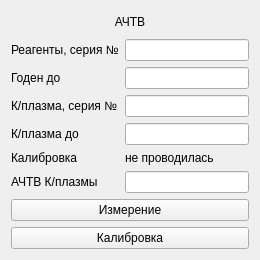
The window that choisedialog/ko2.ui (krang4d/Agrekola) describes before a commit, drawn with Qt 5.
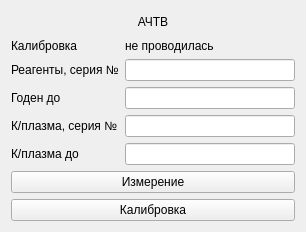
The same window after the commit.

```diff
--- a/choisedialog/ko2.ui
+++ b/choisedialog/ko2.ui
@@ -6,8 +6,8 @@
    <rect>
     <x>0</x>
     <y>0</y>
-    <width>260</width>
-    <height>260</height>
+    <width>306</width>
+    <height>232</height>
    </rect>
   </property>
   <property name="windowTitle">
@@ -22,12 +22,6 @@
        <verstretch>0</verstretch>
       </sizepolicy>
      </property>
-     <property name="maximumSize">
-      <size>
-       <width>16777215</width>
-       <height>50</height>
-      </size>
-     </property>
      <property name="text">
       <string>АЧТВ</string>
      </property>
@@ -41,6 +35,26 @@
    </item>
    <item>
     <layout class="QFormLayout" name="formLayout">
+     <item row="0" column="0">
+      <widget class="QLabel" name="label_6">
+       <property name="text">
+        <string>Калибровка</string>
+       </property>
+      </widget>
+     </item>
+     <item row="0" column="1">
+      <widget class="QLabel" name="label_calibrationData">
+       <property name="minimumSize">
+        <size>
+         <width>40</width>
+         <height>0</height>
+        </size>
+       </property>
+       <property name="text">
+        <string>не проводилась</string>
+       </property>
+      </widget>
+     </item>
      <item row="1" column="0">
       <widget class="QLabel" name="label_1">
        <property name="text">
@@ -93,39 +107,6 @@
      <item row="4" column="1">
       <widget class="QLineEdit" name="lineEdit_4"/>
      </item>
-     <item row="6" column="0">
-      <widget class="QLabel" name="label_6">
-       <property name="text">
-        <string>Калибровка</string>
-       </property>
-      </widget>
-     </item>
-     <item row="6" column="1">
-      <widget class="QLabel" name="label_calibrationData">
-       <property name="minimumSize">
-        <size>
-         <width>40</width>
-         <height>0</height>
-        </size>
-       </property>
-       <property name="text">
-        <string>не проводилась</string>
-       </property>
-      </widget>
-     </item>
-     <item row="7" column="0">
-      <widget class="QLabel" name="label_5">
-       <property name="text">
-        <string>АЧТВ К/плазмы</string>
-       </property>
-       <property name="buddy">
-        <cstring>lineEdit_5</cstring>
-       </property>
-      </widget>
-     </item>
-     <item row="7" column="1">
-      <widget class="QLineEdit" name="lineEdit_5"/>
-     </item>
     </layout>
    </item>
    <item>
```
